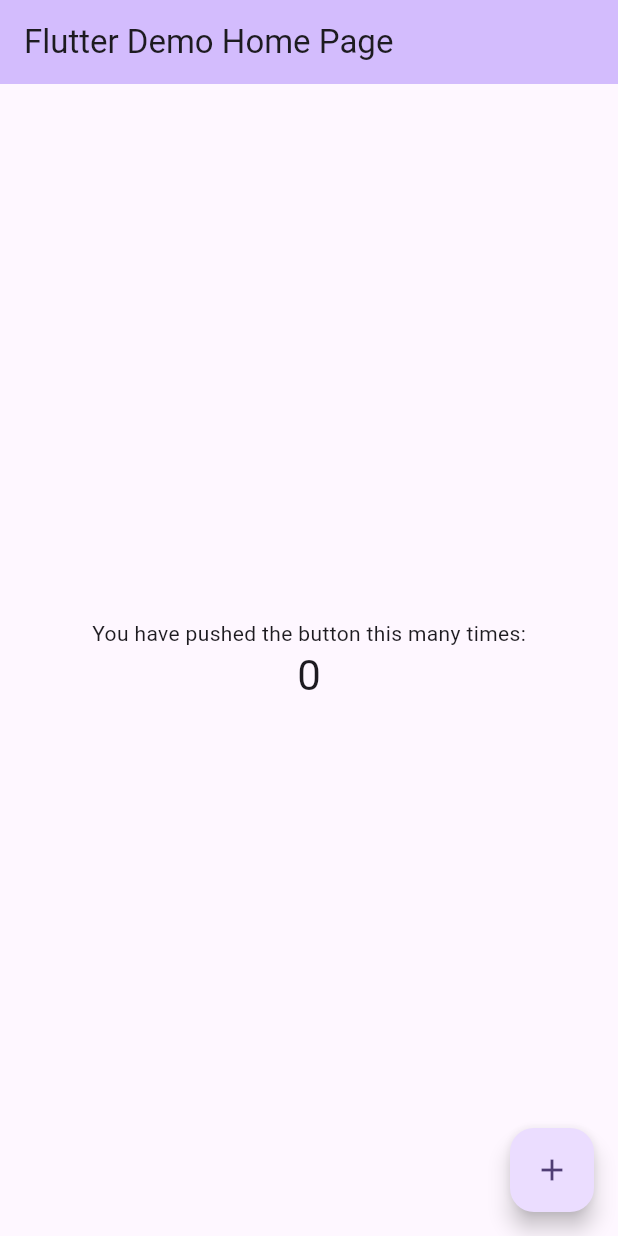
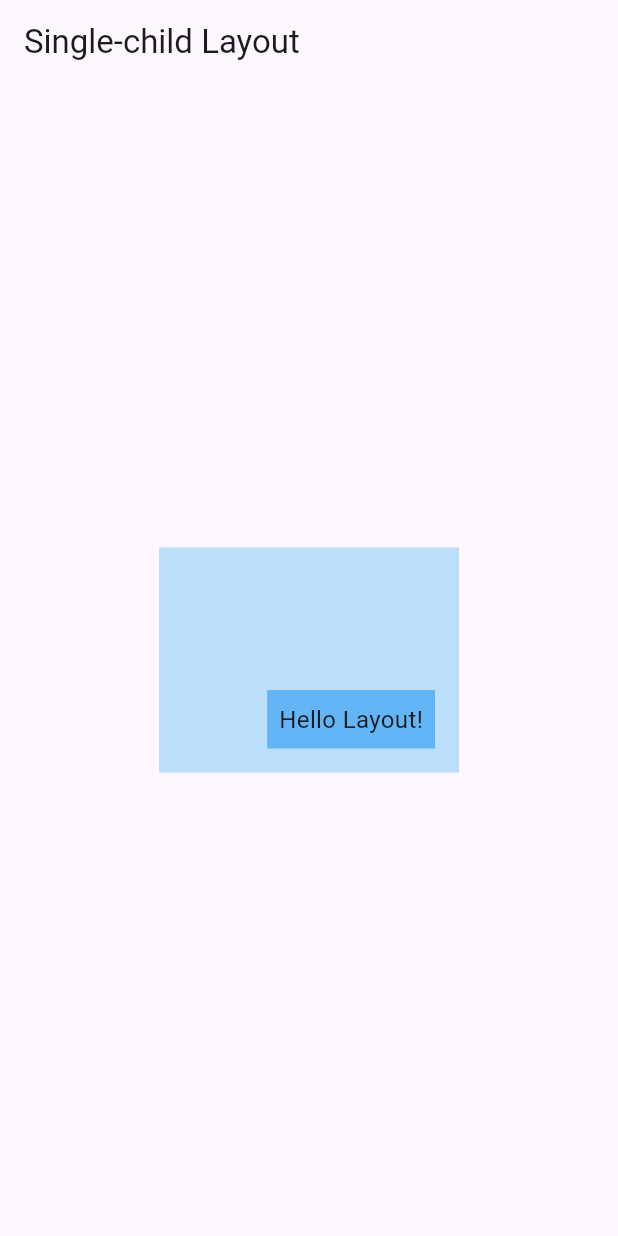
Before and after one commit to MiniMaliZ/MobileSemester5, a Flutter app: the screen it shows after launch, on a phone screen of 412 x 824 dp. Run offline on Flutter 3.47's test engine with Material 3 defaults, Android fonts, the phone set to English and light mode, and no system bars; our stand-ins replace google_fonts.

Commit message:
Single Child Layout

```diff
--- a/pertemuan7/pertemuan7praktek/lib/main.dart
+++ b/pertemuan7/pertemuan7praktek/lib/main.dart
@@ -1,122 +1,41 @@
 import 'package:flutter/material.dart';
 
 void main() {
-  runApp(const MyApp());
+  runApp(const SingleChildLayoutDemo());
 }
 
-class MyApp extends StatelessWidget {
-  const MyApp({super.key});
+class SingleChildLayoutDemo extends StatelessWidget {
+  const SingleChildLayoutDemo({super.key});
 
-  // This widget is the root of your application.
   @override
   Widget build(BuildContext context) {
     return MaterialApp(
-      title: 'Flutter Demo',
-      theme: ThemeData(
-        // This is the theme of your application.
-        //
-        // TRY THIS: Try running your application with "flutter run". You'll see
-        // the application has a purple toolbar. Then, without quitting the app,
-        // try changing the seedColor in the colorScheme below to Colors.green
-        // and then invoke "hot reload" (save your changes or press the "hot
-        // reload" button in a Flutter-supported IDE, or press "r" if you used
-        // the command line to start the app).
-        //
-        // Notice that the counter didn't reset back to zero; the application
-        // state is not lost during the reload. To reset the state, use hot
-        // restart instead.
-        //
-        // This works for code too, not just values: Most code changes can be
-        // tested with just a hot reload.
-        colorScheme: ColorScheme.fromSeed(seedColor: Colors.deepPurple),
+      title: 'Single-child Layout Demo',
+      home: Scaffold(
+        appBar: AppBar(
+          title: const Text('Single-child Layout'),
+        ),
+        body: Center(
+          // Center hanya punya satu child
+          child: Container(
+            width: 200,
+            height: 150,
+            color: Colors.blue.shade100,
+            padding: const EdgeInsets.all(16),
+            child: Align(
+              alignment: Alignment.bottomRight,
+              child: Container(
+                color: Colors.blue.shade300,
+                padding: const EdgeInsets.all(8),
+                child: const Text(
+                  'Hello Layout!',
+                  style: TextStyle(fontSize: 16),
+                ),
+              ),
+            ),
+          ),
+        ),
       ),
-      home: const MyHomePage(title: 'Flutter Demo Home Page'),
     );
   }
 }
-
-class MyHomePage extends StatefulWidget {
-  const MyHomePage({super.key, required this.title});
-
-  // This widget is the home page of your application. It is stateful, meaning
-  // that it has a State object (defined below) that contains fields that affect
-  // how it looks.
-
-  // This class is the configuration for the state. It holds the values (in this
-  // case the title) provided by the parent (in this case the App widget) and
-  // used by the build method of the State. Fields in a Widget subclass are
-  // always marked "final".
-
-  final String title;
-
-  @override
-  State<MyHomePage> createState() => _MyHomePageState();
-}
-
-class _MyHomePageState extends State<MyHomePage> {
-  int _counter = 0;
-
-  void _incrementCounter() {
-    setState(() {
-      // This call to setState tells the Flutter framework that something has
-      // changed in this State, which causes it to rerun the build method below
-      // so that the display can reflect the updated values. If we changed
-      // _counter without calling setState(), then the build method would not be
-      // called again, and so nothing would appear to happen.
-      _counter++;
-    });
-  }
-
-  @override
-  Widget build(BuildContext context) {
-    // This method is rerun every time setState is called, for instance as done
-    // by the _incrementCounter method above.
-    //
-    // The Flutter framework has been optimized to make rerunning build methods
-    // fast, so that you can just rebuild anything that needs updating rather
-    // than having to individually change instances of widgets.
-    return Scaffold(
-      appBar: AppBar(
-        // TRY THIS: Try changing the color here to a specific color (to
-        // Colors.amber, perhaps?) and trigger a hot reload to see the AppBar
-        // change color while the other colors stay the same.
-        backgroundColor: Theme.of(context).colorScheme.inversePrimary,
-        // Here we take the value from the MyHomePage object that was created by
-        // the App.build method, and use it to set our appbar title.
-        title: Text(widget.title),
-      ),
-      body: Center(
-        // Center is a layout widget. It takes a single child and positions it
-        // in the middle of the parent.
-        child: Column(
-          // Column is also a layout widget. It takes a list of children and
-          // arranges them vertically. By default, it sizes itself to fit its
-          // children horizontally, and tries to be as tall as its parent.
-          //
-          // Column has various properties to control how it sizes itself and
-          // how it positions its children. Here we use mainAxisAlignment to
-          // center the children vertically; the main axis here is the vertical
-          // axis because Columns are vertical (the cross axis would be
-          // horizontal).
-          //
-          // TRY THIS: Invoke "debug painting" (choose the "Toggle Debug Paint"
-          // action in the IDE, or press "p" in the console), to see the
-          // wireframe for each widget.
-          mainAxisAlignment: MainAxisAlignment.center,
-          children: <Widget>[
-            const Text('You have pushed the button this many times:'),
-            Text(
-              '$_counter',
-              style: Theme.of(context).textTheme.headlineMedium,
-            ),
-          ],
-        ),
-      ),
-      floatingActionButton: FloatingActionButton(
-        onPressed: _incrementCounter,
-        tooltip: 'Increment',
-        child: const Icon(Icons.add),
-      ), // This trailing comma makes auto-formatting nicer for build methods.
-    );
-  }
-}
```
Also changed, not shown: 1 other file.
